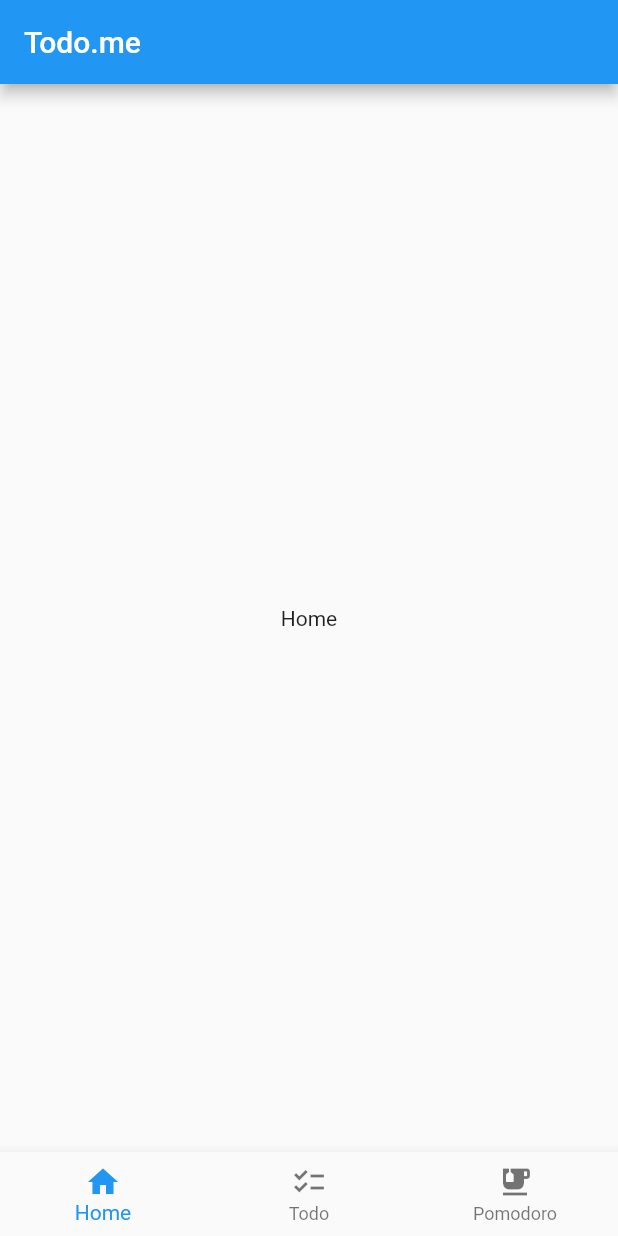
After one commit to Ricecrackerz/CS4750_App, a Flutter app: the screen it shows after launch, on a phone screen of 412 x 824 dp. The commit adds this screen. Run offline on Flutter 3.47's test engine with Material 2 defaults, Android fonts, the phone set to English and light mode, and no system bars.

Commit message:
Added screens to navbar

```diff
--- /dev/null
+++ b/lib/home.dart
@@ -0,0 +1,10 @@
+import 'package:flutter/material.dart';
+
+class Home extends StatelessWidget {
+  @override
+  Widget build(BuildContext context) {
+    return Center(
+      child: Text('Home'),
+    );
+  }
+}
--- a/lib/nav.dart
+++ b/lib/nav.dart
@@ -1,4 +1,8 @@
+import 'package:cs4750_app/pomodoro.dart';
+import 'package:cs4750_app/todo.dart';
 import 'package:flutter/material.dart';
+
+import 'home.dart';
 
 class Nav extends StatefulWidget{
   @override
@@ -8,9 +12,9 @@
 class _NavState extends State<Nav> {
   int _selectedIndex = 0;
   List<Widget> _widgetOptions = <Widget>[
-    Text('Home'),
-    Text('Todo'),
-    Text('Pomodoro'),
+    Home(),
+    Todo(),
+    Pomodoro(),
   ];
 
   void _onItemTap(int index) {
--- /dev/null
+++ b/lib/pomodoro.dart
@@ -0,0 +1,10 @@
+import 'package:flutter/material.dart';
+
+class Pomodoro extends StatelessWidget {
+  @override
+  Widget build(BuildContext context) {
+    return Center(
+      child: Text('Pomodoro'),
+    );
+  }
+}
--- /dev/null
+++ b/lib/todo.dart
@@ -0,0 +1,10 @@
+import 'package:flutter/material.dart';
+
+class Todo extends StatelessWidget {
+  @override
+  Widget build(BuildContext context) {
+    return Center(
+      child: Text('Todo'),
+    );
+  }
+}
```
